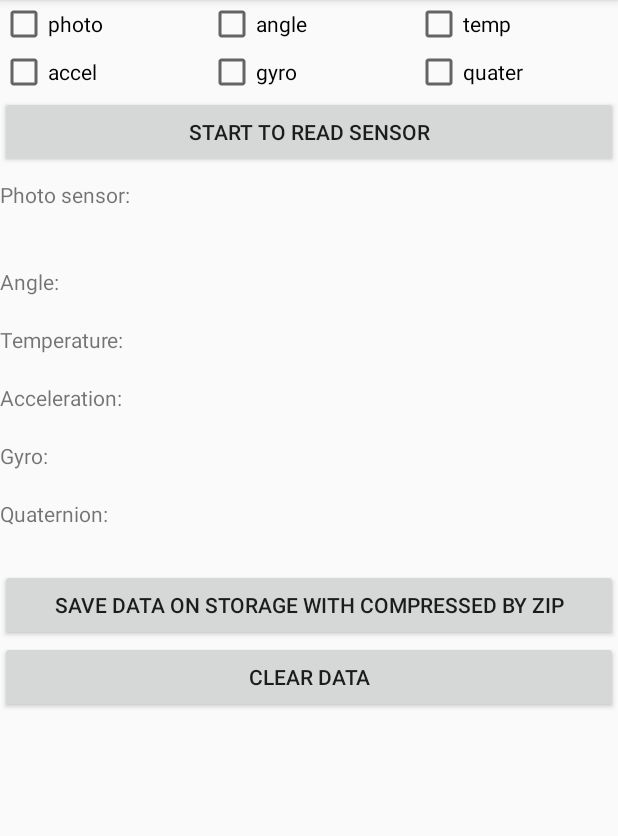
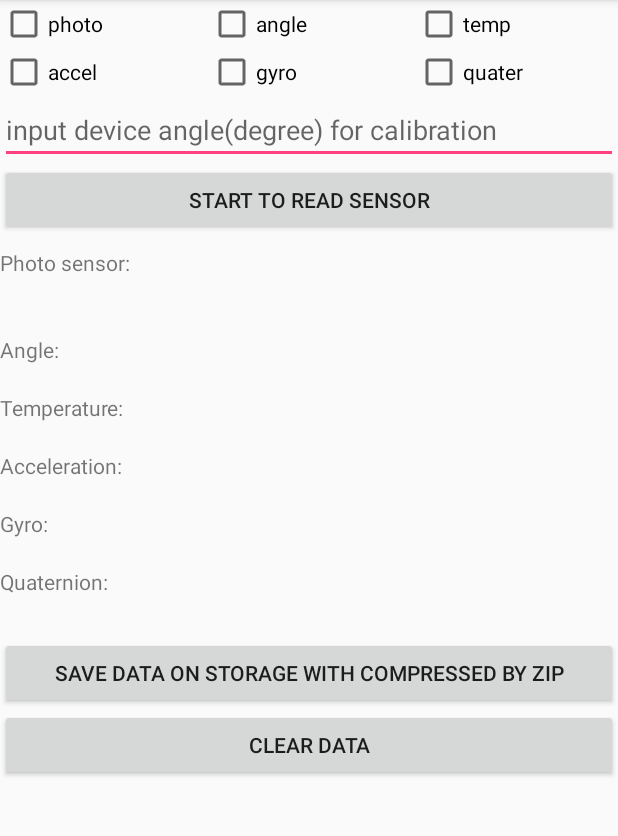
Before and after one commit to thcomp/Android_UnlimitedHandAccessHelper, an Android app: the fragment TestInputFragment shown on its own in the app's theme, on a phone screen of 412 x 824 dp, the part 84-920 px from its top. Run offline under Robolectric (Android 15) with nearby library versions, the light colour scheme and no system bars; 3 statements that could not run were skipped.

Commit message:
一時保存

```diff
--- a/app/src/main/java/jp/co/thcomp/unlimited_hand/Common.java
+++ b/app/src/main/java/jp/co/thcomp/unlimited_hand/Common.java
@@ -1,6 +1,7 @@
 package jp.co.thcomp.unlimited_hand;
 
 public class Common {
+    public static final String PREF_INT_CALIBRATE_DEVICE_ANGLE = "PREF_INT_CALIBRATE_DEVICE_ANGLE";
     public static final String PREF_LONG_ALARM_TIME_MS = "PREF_LONG_ALARM_TIME_MS";
     public static final String PREF_BOOLEAN_ALARM_ENABLE = "PREF_BOOLEAN_ALARM_ENABLE";
     public static final String PREF_BOOLEAN_ALARM_REPEAT = "PREF_BOOLEAN_ALARM_REPEAT";
--- a/app/src/main/java/jp/co/thcomp/unlimited_hand/MainActivity.java
+++ b/app/src/main/java/jp/co/thcomp/unlimited_hand/MainActivity.java
@@ -28,6 +28,8 @@ import jp.co.thcomp.unlimited_hand.fragment.TestGestureDetectorFragment;
 import jp.co.thcomp.unlimited_hand.fragment.TestInputFragment;
 import jp.co.thcomp.unlimited_hand.fragment.TestOutputFragment;
 import jp.co.thcomp.unlimitedhand.UhAccessHelper;
+import jp.co.thcomp.util.Constant;
+import jp.co.thcomp.util.LogUtil;
 import jp.co.thcomp.util.ToastUtil;
 
 public class MainActivity extends AppCompatActivity implements AbstractTestFragment.UHAccessHelperProvider {
@@ -44,6 +46,8 @@ public class MainActivity extends AppCompatActivity implements AbstractTestFragm
     @Override
     protected void onCreate(Bundle savedInstanceState) {
         super.onCreate(savedInstanceState);
+
+        LogUtil.logoutput(Constant.LOG_SWITCH.LOG_SWITCH_ERROR | Constant.LOG_SWITCH.LOG_SWITCH_WARNING | Constant.LOG_SWITCH.LOG_SWITCH_INFO | Constant.LOG_SWITCH.LOG_SWITCH_DEBUG);
         setContentView(R.layout.activity_main);
 
         mUHAccessHelper = new UhAccessHelper(this);
--- a/app/src/main/java/jp/co/thcomp/unlimited_hand/fragment/TestGestureDetectorFragment.java
+++ b/app/src/main/java/jp/co/thcomp/unlimited_hand/fragment/TestGestureDetectorFragment.java
@@ -74,7 +74,7 @@ public class TestGestureDetectorFragment extends AbstractTestFragment {
                     if (!mCalibratingProgressDialog.isShowing()) {
                         mCalibratingProgressDialog.show();
 
-                        mUhGestureDetector.startCalibration(getActivity(), -90, new OnCalibrationStatusChangeListener() {
+                        mUhGestureDetector.startCalibration(getActivity(), 0, new OnCalibrationStatusChangeListener() {
                             @Override
                             public void onCalibrationStatusChange(CalibrationStatus status) {
                                 switch (status) {
--- a/app/src/main/res/layout/fragment_test_input.xml
+++ b/app/src/main/res/layout/fragment_test_input.xml
@@ -81,6 +81,13 @@
                     android:text="quater"/>
             </LinearLayout>
         </LinearLayout>
+
+        <EditText
+            android:id="@+id/etCalibrationAngle"
+            android:layout_width="match_parent"
+            android:layout_height="wrap_content"
+            android:inputType="numberSigned"
+            android:hint="input device angle(degree) for calibration"/>
 
         <Button
             android:id="@+id/btnStartInput"
--- a/unlimitedhand/src/main/java/jp/co/thcomp/unlimitedhand/data/AbstractSensorData.java
+++ b/unlimitedhand/src/main/java/jp/co/thcomp/unlimitedhand/data/AbstractSensorData.java
@@ -8,7 +8,9 @@ public abstract class AbstractSensorData<DataType> {
 
     abstract protected DataType changeDataType(String orgData);
 
-    protected String getRawDataSeparator(){
+    abstract public boolean isSupportCalibration();
+
+    protected String getRawDataSeparator() {
         return "\\+";
     }
 
@@ -28,10 +30,6 @@ public abstract class AbstractSensorData<DataType> {
         }
 
         return ret;
-    }
-
-    public boolean isSupportCalibration() {
-        return false;
     }
 
     public boolean calibrate(CalibrationData calibrationData) {
--- a/unlimitedhand/src/main/java/jp/co/thcomp/unlimitedhand/data/AccelerationData.java
+++ b/unlimitedhand/src/main/java/jp/co/thcomp/unlimitedhand/data/AccelerationData.java
@@ -1,9 +1,10 @@
 package jp.co.thcomp.unlimitedhand.data;
 
 public class AccelerationData extends AbstractSensorFloatData {
+    public static final boolean IS_SUPPORT_CALIBRATION = false;
     public static final int ACCELERATION_NUM = 3;
-    private static final int SEPARATE_DATA_NUM = 1;
-    private static final int ACCELERATION_GYRO_NUM = AccelerationData.ACCELERATION_NUM + SEPARATE_DATA_NUM + GyroData.GYRO_NUM;
+    public static final int SEPARATE_DATA_NUM = 1;
+    public static final int ACCELERATION_GYRO_NUM = AccelerationData.ACCELERATION_NUM + SEPARATE_DATA_NUM + GyroData.GYRO_NUM;
 
     @Override
     public int getSensorNum() {
@@ -20,4 +21,22 @@ public class AccelerationData extends AbstractSensorFloatData {
 
         return ret;
     }
+
+    @Override
+    public boolean isSupportCalibration() {
+        return IS_SUPPORT_CALIBRATION;
+    }
+
+    @Override
+    public boolean calibrate(CalibrationData calibrationData) {
+        boolean ret = super.calibrate(calibrationData);
+
+        if (ret) {
+            for (int i = 0, size = ACCELERATION_NUM; i < size; i++) {
+                calibratedChannelData[i] = String.valueOf(getRawValue(i) - calibrationData.mAccelTempGyroAveArray[i]);
+            }
+        }
+
+        return ret;
+    }
 }
--- a/unlimitedhand/src/main/java/jp/co/thcomp/unlimitedhand/data/AngleData.java
+++ b/unlimitedhand/src/main/java/jp/co/thcomp/unlimitedhand/data/AngleData.java
@@ -1,11 +1,17 @@
 package jp.co.thcomp.unlimitedhand.data;
 
 public class AngleData extends AbstractSensorIntegerData {
+    public static final boolean IS_SUPPORT_CALIBRATION = false;
     public static final int ANGLE_NUM = 3;
 
     @Override
     public int getSensorNum() {
         return ANGLE_NUM;
+    }
+
+    @Override
+    public boolean isSupportCalibration() {
+        return IS_SUPPORT_CALIBRATION;
     }
 
     @Override
--- a/unlimitedhand/src/main/java/jp/co/thcomp/unlimitedhand/data/CalibratedValue.java
+++ /dev/null
@@ -1,6 +0,0 @@
-package jp.co.thcomp.unlimitedhand.data;
-
-public interface CalibratedValue<DataType> {
-    public void setCalibrateBaseData(DataType[] baseDataArray);
-    public DataType getCalibratedValue(int channelNum);
-}
--- a/unlimitedhand/src/main/java/jp/co/thcomp/unlimitedhand/data/GyroData.java
+++ b/unlimitedhand/src/main/java/jp/co/thcomp/unlimitedhand/data/GyroData.java
@@ -1,9 +1,10 @@
 package jp.co.thcomp.unlimitedhand.data;
 
 public class GyroData extends AbstractSensorFloatData {
+    public static final boolean IS_SUPPORT_CALIBRATION = false;
     public static final int GYRO_NUM = 3;
-    private static final int SEPARATE_DATA_NUM = 1;
-    private static final int ACCELERATION_GYRO_NUM = AccelerationData.ACCELERATION_NUM + SEPARATE_DATA_NUM + GyroData.GYRO_NUM;
+    public static final int SEPARATE_DATA_NUM = 1;
+    public static final int ACCELERATION_GYRO_NUM = AccelerationData.ACCELERATION_NUM + SEPARATE_DATA_NUM + GyroData.GYRO_NUM;
 
     @Override
     public int getSensorNum() {
@@ -14,8 +15,27 @@ public class GyroData extends AbstractSensorFloatData {
     public Float getRawValue(int channelNum) {
         float ret = 0;
 
-        if(channelNum >= 0 && channelNum < GYRO_NUM){
-            ret = super.getRawValue(AccelerationData.ACCELERATION_NUM + SEPARATE_DATA_NUM  + channelNum);
+        if (channelNum >= 0 && channelNum < GYRO_NUM) {
+            ret = super.getRawValue(AccelerationData.ACCELERATION_NUM + SEPARATE_DATA_NUM + channelNum);
+        }
+
+        return ret;
+    }
+
+    @Override
+    public boolean isSupportCalibration() {
+        return IS_SUPPORT_CALIBRATION;
+    }
+
+    @Override
+    public boolean calibrate(CalibrationData calibrationData) {
+        boolean ret = super.calibrate(calibrationData);
+
+        if (ret) {
+            int baseIndex = AccelerationData.ACCELERATION_NUM + SEPARATE_DATA_NUM;
+            for (int i = baseIndex, size = getSensorNum(); i < size; i++) {
+                calibratedChannelData[i] = String.valueOf(getRawValue(i - baseIndex) - calibrationData.mAccelTempGyroAveArray[i]);
+            }
         }
 
         return ret;
--- a/unlimitedhand/src/main/java/jp/co/thcomp/unlimitedhand/data/PhotoReflectorData.java
+++ b/unlimitedhand/src/main/java/jp/co/thcomp/unlimitedhand/data/PhotoReflectorData.java
@@ -1,6 +1,7 @@
 package jp.co.thcomp.unlimitedhand.data;
 
 public class PhotoReflectorData extends AbstractSensorIntegerData {
+    public static final boolean IS_SUPPORT_CALIBRATION = false;
     public static final int PHOTO_REFLECTOR_NUM = 8;
 
     @Override
@@ -15,7 +16,7 @@ public class PhotoReflectorData extends AbstractSensorIntegerData {
 
     @Override
     public boolean isSupportCalibration() {
-        return true;
+        return IS_SUPPORT_CALIBRATION;
     }
 
     @Override
--- a/unlimitedhand/src/main/java/jp/co/thcomp/unlimitedhand/data/QuaternionData.java
+++ b/unlimitedhand/src/main/java/jp/co/thcomp/unlimitedhand/data/QuaternionData.java
@@ -1,10 +1,16 @@
 package jp.co.thcomp.unlimitedhand.data;
 
 public class QuaternionData extends AbstractSensorFloatData {
+    public static final boolean IS_SUPPORT_CALIBRATION = false;
     public static final int QUATERNION_NUM = 4;
 
     @Override
     public int getSensorNum() {
         return QUATERNION_NUM;
     }
+
+    @Override
+    public boolean isSupportCalibration() {
+        return IS_SUPPORT_CALIBRATION;
+    }
 }
--- a/unlimitedhand/src/main/java/jp/co/thcomp/unlimitedhand/data/SharpnessData.java
+++ b/unlimitedhand/src/main/java/jp/co/thcomp/unlimitedhand/data/SharpnessData.java
@@ -1,11 +1,17 @@
 package jp.co.thcomp.unlimitedhand.data;
 
 public class SharpnessData extends AbstractSensorIntegerData {
+    public static final boolean IS_SUPPORT_CALIBRATION = false;
     public static final int SHARPNESS_NUM = 1;
 
     @Override
     public int getSensorNum() {
         return SHARPNESS_NUM;
+    }
+
+    @Override
+    public boolean isSupportCalibration() {
+        return IS_SUPPORT_CALIBRATION;
     }
 
     /**
--- a/unlimitedhand/src/main/java/jp/co/thcomp/unlimitedhand/data/TemperatureData.java
+++ b/unlimitedhand/src/main/java/jp/co/thcomp/unlimitedhand/data/TemperatureData.java
@@ -1,12 +1,18 @@
 package jp.co.thcomp.unlimitedhand.data;
 
 public class TemperatureData extends AbstractSensorFloatData {
+    public static final boolean IS_SUPPORT_CALIBRATION = false;
     public static final int TEMPERATURE_NUM = 1;
     private static final int ANGLE_AND_TEMPERATURE_NUM = 4;
 
     @Override
     public int getSensorNum() {
         return ANGLE_AND_TEMPERATURE_NUM;
+    }
+
+    @Override
+    public boolean isSupportCalibration() {
+        return IS_SUPPORT_CALIBRATION;
     }
 
     @Override
--- a/unlimitedhand/src/main/java/jp/co/thcomp/unlimitedhand/data/VoltageData.java
+++ b/unlimitedhand/src/main/java/jp/co/thcomp/unlimitedhand/data/VoltageData.java
@@ -1,11 +1,17 @@
 package jp.co.thcomp.unlimitedhand.data;
 
 public class VoltageData extends AbstractSensorIntegerData {
+    public static final boolean IS_SUPPORT_CALIBRATION = false;
     public static final int VOLTAGE_NUM = 1;
 
     @Override
     public int getSensorNum() {
         return VOLTAGE_NUM;
+    }
+
+    @Override
+    public boolean isSupportCalibration() {
+        return IS_SUPPORT_CALIBRATION;
     }
 
     /**
```
Also changed, not shown: app/src/main/java/jp/co/thcomp/unlimited_hand/fragment/TestInputFragment.java (+15 -1 lines), unlimitedhand/src/main/java/jp/co/thcomp/unlimitedhand/UhCalibrator.java (+83 -12 lines), unlimitedhand/src/main/java/jp/co/thcomp/unlimitedhand/data/CalibrationData.java (+7 -1 lines).
